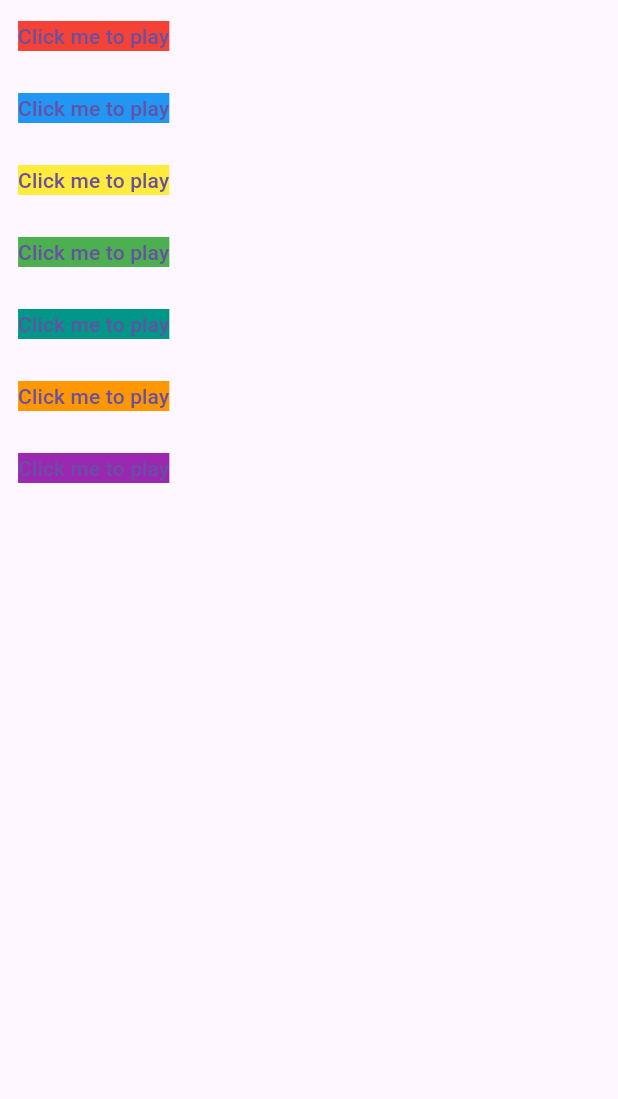
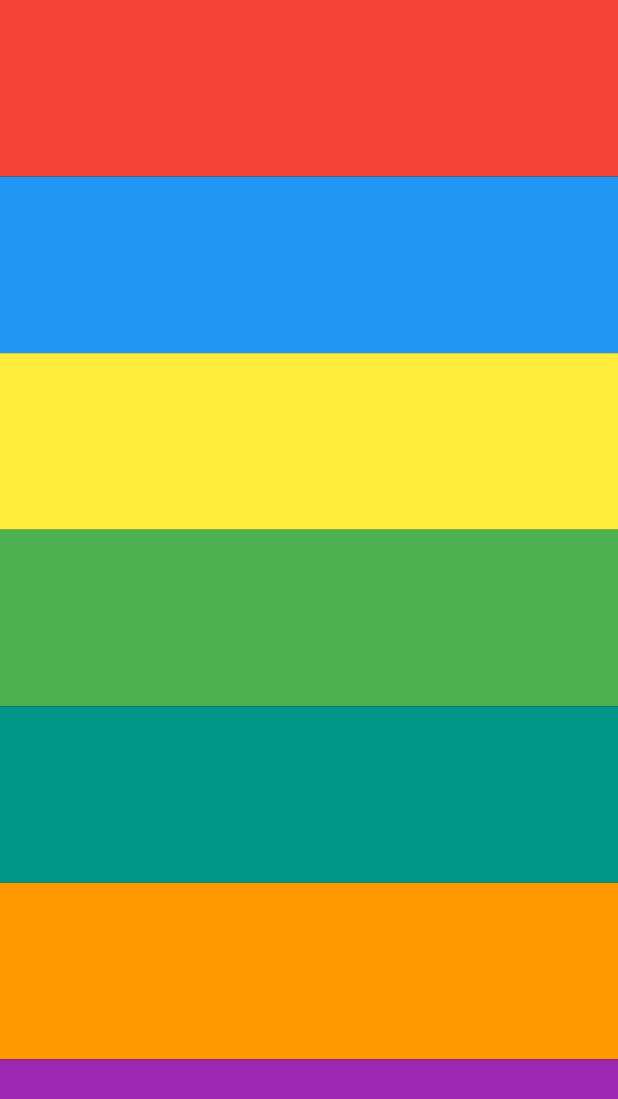
Before and after one commit to kunalpatil3303/Xylophone-App, a Flutter app: the screen it shows after launch, on a phone screen of 412 x 824 dp. Shown: the top 1099 px of the screen. Run offline on Flutter 3.47's test engine with Material 3 defaults, Android fonts, the light colour scheme and no system bars; our stand-ins replace audioplayers.

Commit message:
Lesson 79

```diff
--- a/lib/main.dart
+++ b/lib/main.dart
@@ -17,70 +17,136 @@ class XylophoneApp extends StatelessWidget {
   Widget build(BuildContext context) {
     return MaterialApp(
       home: Scaffold(
+        backgroundColor: Colors.black,
         body: SafeArea(
           child: Column(
             children: [
-              TextButton(
+              Expanded(
+                child: SizedBox(
+                  width: double.infinity,
+                  child: TextButton(
                     onPressed: () async {
                       changenote(1);
                     },
-                child: Text(
-                  "Click me to play",
-                  style: TextStyle(backgroundColor: Colors.red),
+                    style: TextButton.styleFrom(
+                      backgroundColor: Colors.red,
+                      shape: RoundedRectangleBorder(
+                        borderRadius: BorderRadius.zero,
                       ),
                     ),
-              TextButton(
+                    child: Text(""),
+                  ),
+                ),
+              ),
+              Expanded(
+                child: SizedBox(
+                  width: double.infinity,
+                  child: TextButton(
                     onPressed: () async {
                       changenote(2);
                     },
-                child: Text(
-                  "Click me to play",
-                  style: TextStyle(backgroundColor: Colors.blue),
+                    style: TextButton.styleFrom(
+                      backgroundColor: Colors.blue,
+                      shape: RoundedRectangleBorder(
+                        // removes round edges
+                        borderRadius: BorderRadius.zero,
                       ),
                     ),
-              TextButton(
+                    child: Text(""),
+                  ),
+                ),
+              ),
+              Expanded(
+                child: SizedBox(
+                  width: double.infinity,
+                  child: TextButton(
                     onPressed: () async {
                       changenote(3);
                     },
-                child: Text(
-                  "Click me to play",
-                  style: TextStyle(backgroundColor: Colors.yellow),
+                    style: TextButton.styleFrom(
+                      backgroundColor: Colors.yellow,
+                      shape: RoundedRectangleBorder(
+                        // removes round edges
+                        borderRadius: BorderRadius.zero,
                       ),
                     ),
-              TextButton(
+                    child: Text(""),
+                  ),
+                ),
+              ),
+              Expanded(
+                child: SizedBox(
+                  width: double.infinity,
+                  child: TextButton(
                     onPressed: () async {
                       changenote(4);
                     },
-                child: Text(
-                  "Click me to play",
-                  style: TextStyle(backgroundColor: Colors.green),
+                    style: TextButton.styleFrom(
+                      backgroundColor: Colors.green,
+                      shape: RoundedRectangleBorder(
+                        // removes round edges
+                        borderRadius: BorderRadius.zero,
                       ),
                     ),
-              TextButton(
+                    child: Text(""),
+                  ),
+                ),
+              ),
+              Expanded(
+                child: SizedBox(
+                  width: double.infinity,
+                  child: TextButton(
                     onPressed: () async {
                       changenote(5);
                     },
-                child: Text(
-                  "Click me to play",
-                  style: TextStyle(backgroundColor: Colors.teal),
+                    style: TextButton.styleFrom(
+                      backgroundColor: Colors.teal,
+                      shape: RoundedRectangleBorder(
+                        // removes round edges
+                        borderRadius: BorderRadius.zero,
                       ),
                     ),
-              TextButton(
+                    child: Text(""),
+                  ),
+                ),
+              ),
+              Expanded(
+                child: SizedBox(
+                  width: double.infinity,
+                  child: TextButton(
                     onPressed: () async {
                       changenote(6);
                     },
-                child: Text(
-                  "Click me to play",
-                  style: TextStyle(backgroundColor: Colors.orange),
+                    style: TextButton.styleFrom(
+                      backgroundColor: Colors.orange,
+                      shape: RoundedRectangleBorder(
+                        // removes round edges
+                        borderRadius: BorderRadius.zero,
                       ),
                     ),
-              TextButton(
+                    child: Text(""),
+                  ),
+                ),
+              ),
+              Expanded(
+                child: SizedBox(
+                  width: double.infinity,
+                  child: SizedBox(
+                    width: double.infinity,
+                    child: TextButton(
                       onPressed: () async {
                         changenote(7);
                       },
-                child: Text(
-                  "Click me to play",
-                  style: TextStyle(backgroundColor: Colors.purple),
+                      style: TextButton.styleFrom(
+                        backgroundColor: Colors.purple,
+                        shape: RoundedRectangleBorder(
+                          // removes round edges
+                          borderRadius: BorderRadius.zero,
+                        ),
+                      ),
+                      child: Text(""),
+                    ),
+                  ),
                 ),
               ),
             ],
```
Lines whose indentation alone changed are shown as unchanged.
